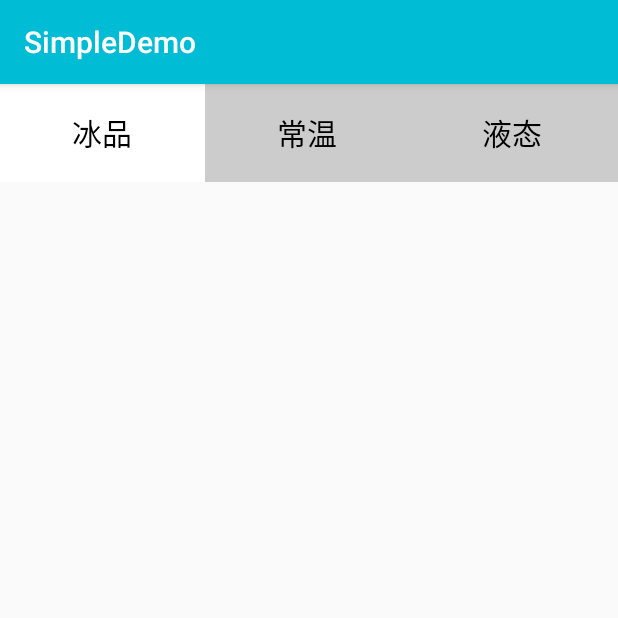
After one commit to dearHaoGeGe/SimpleSample, an Android app: the OrientationRCViewAct screen opened directly, with no data from a screen before it, on a phone screen of 412 x 824 dp, the top half of it. The commit adds this screen. Run offline under Robolectric (Android 15) with nearby library versions, the phone set to English and light mode, and no system bars.

Commit message:
横向的recycleview，点击事件，动态添加

```diff
--- a/app/src/main/AndroidManifest.xml
+++ b/app/src/main/AndroidManifest.xml
@@ -125,6 +125,8 @@
         <activity android:name=".lv_nesting_lv.NestOneActivity"/>
         <!-- 调取相机拍照保存在本地，并且显示出来 -->
         <activity android:name=".pic_save_sd.PicSaveSDActivity"/>
+        <!-- 横向的RecyclerView，动态加载设置组件的宽高 -->
+        <activity android:name=".orientation_rc_view.OrientationRCViewAct"/>
 
 
         <!-- Service的生命周期 -->
--- a/app/src/main/java/com/my/simplesampletest/main/MainActivity.java
+++ b/app/src/main/java/com/my/simplesampletest/main/MainActivity.java
@@ -38,6 +38,7 @@ import com.my.simplesampletest.marqueeview.MarqueeViewActivity;
 import com.my.simplesampletest.material_text_field.MaterialTextFieldAct;
 import com.my.simplesampletest.mvp.view.LoginMVPActivity;
 import com.my.simplesampletest.okhttp.OKHttpActivity;
+import com.my.simplesampletest.orientation_rc_view.OrientationRCViewAct;
 import com.my.simplesampletest.ormlitedemo.ORMLiteActivity;
 import com.my.simplesampletest.pic_save_sd.PicSaveSDActivity;
 import com.my.simplesampletest.picasso.PicassoActivity;
@@ -166,6 +167,7 @@ public class MainActivity extends BaseActivity implements MainActAdapter.MyItemO
         data.add("分Type的ListView");
         data.add("ListView嵌套ListView");
         data.add("调取相机拍照保存在本地，并且显示出来");
+        data.add("横向的RecyclerView，动态加载设置组件的宽高");
     }
 
     @Override
@@ -341,6 +343,10 @@ public class MainActivity extends BaseActivity implements MainActAdapter.MyItemO
             case 38://调取相机拍照保存在本地，并且显示出来
                 startActivity(new Intent(this, PicSaveSDActivity.class));
                 break;
+
+            case 39://横向的RecyclerView，动态加载设置组件的宽高
+                startActivity(new Intent(this, OrientationRCViewAct.class));
+                break;
         }
     }
 
--- /dev/null
+++ b/app/src/main/java/com/my/simplesampletest/orientation_rc_view/OrientationRCViewAct.java
@@ -0,0 +1,77 @@
+package com.my.simplesampletest.orientation_rc_view;
+
+import android.os.Bundle;
+import android.support.v7.app.AppCompatActivity;
+import android.support.v7.widget.LinearLayoutManager;
+import android.support.v7.widget.RecyclerView;
+import android.util.Log;
+import android.view.View;
+import android.view.ViewGroup;
+import android.widget.LinearLayout;
+import android.widget.Toast;
+
+import com.my.simplesampletest.R;
+
+import java.util.ArrayList;
+import java.util.List;
+
+/**
+ * 横向的RecyclerView
+ * 动态改变组件的宽高（根据手机屏幕的宽高）
+ *
+ * Created by YJH on 2016/10/17.
+ */
+public class OrientationRCViewAct extends AppCompatActivity implements RecyclerViewAdapter.RcItemOnClickListener {
+
+    private final String TAG = "屏幕的宽高--->";
+    private RecyclerView rcView;
+    private RecyclerViewAdapter adapter;
+    private List<String> data;
+    private LinearLayoutManager manager;
+
+    @Override
+    protected void onCreate(Bundle savedInstanceState) {
+        super.onCreate(savedInstanceState);
+        setContentView(R.layout.activity_orientation_rcview);
+
+        rcView = (RecyclerView) findViewById(R.id.rcView);
+
+        data = new ArrayList<>();
+        data.add("冰品");
+        data.add("常温");
+        data.add("液态");
+        data.add("加温");
+        data.add("酸奶");
+        data.add("低温");
+        data.add("纯牛奶");
+        data.add("高温");
+        data.add("固态");
+
+        manager = new LinearLayoutManager(this);
+        manager.setOrientation(LinearLayoutManager.HORIZONTAL);
+        rcView.setLayoutManager(manager);
+
+        int screenWidth = getWindowManager().getDefaultDisplay().getWidth();
+        int screenHeight = getWindowManager().getDefaultDisplay().getHeight();
+        Log.d(TAG, "宽度=" + screenWidth + ",高度=" + screenHeight);
+        //动态设置组件的宽高
+        LinearLayout.LayoutParams param = new LinearLayout.LayoutParams(
+                ViewGroup.LayoutParams.WRAP_CONTENT, (int) (0.08 * screenHeight));
+        rcView.setLayoutParams(param);
+
+        adapter = new RecyclerViewAdapter(this, data, screenWidth, screenHeight);
+        rcView.setAdapter(adapter);
+
+        adapter.setRcItemOnClickListener(this);
+
+        onItemClick(rcView, 0);
+        adapter.setStatus(0);
+    }
+
+    @Override
+    public void onItemClick(View view, int position) {
+        Toast.makeText(OrientationRCViewAct.this, "" + data.get(position), Toast.LENGTH_SHORT).show();
+        //跳转到指定的position，第二个参数偏移量，屏幕1/3做偏移量
+        manager.scrollToPositionWithOffset(position, (int) (0.333333 * getWindowManager().getDefaultDisplay().getWidth()));
+    }
+}
--- /dev/null
+++ b/app/src/main/java/com/my/simplesampletest/orientation_rc_view/RecyclerViewAdapter.java
@@ -0,0 +1,115 @@
+package com.my.simplesampletest.orientation_rc_view;
+
+import android.content.Context;
+import android.graphics.Color;
+import android.support.v7.widget.RecyclerView;
+import android.view.LayoutInflater;
+import android.view.View;
+import android.view.ViewGroup;
+import android.widget.LinearLayout;
+import android.widget.TextView;
+
+import com.my.simplesampletest.R;
+
+import java.util.HashMap;
+import java.util.List;
+import java.util.Map;
+
+/**
+ * RecyclerView适配器
+ * <p/>
+ * Created by YJH on 2016/10/17.
+ */
+public class RecyclerViewAdapter extends RecyclerView.Adapter<RecyclerViewAdapter.ViewHolder> {
+
+    private final String TAG = "RecyclerView适配器";
+    private RcItemOnClickListener rcItemOnClickListener;    //点击接口
+    private Context context;
+    private List<String> data;
+    private Map<Integer, Boolean> map;
+    private int screenWidth;
+    private int screenHeight;
+
+    public RecyclerViewAdapter(Context context, List<String> data, int screenWidth, int screenHeight) {
+        this.context = context;
+        this.data = data;
+        map = new HashMap<>();
+        for (int i = 0; i < data.size(); i++) {
+            map.put(i, false);
+        }
+        this.screenHeight = screenHeight;
+        this.screenWidth = screenWidth;
+    }
+
+    @Override
+    public ViewHolder onCreateViewHolder(ViewGroup viewGroup, int i) {
+        View view = LayoutInflater.from(context).inflate(R.layout.item_orientation_rcview, viewGroup, false);
+        ViewHolder holder = new ViewHolder(view);
+        //动态设置item组件的宽高
+        LinearLayout.LayoutParams p = new LinearLayout.LayoutParams((int) (0.333333 * screenWidth), (int) (0.08 * screenHeight));
+        holder.tv_Type.setLayoutParams(p);
+        return holder;
+    }
+
+    @Override
+    public void onBindViewHolder(ViewHolder viewHolder, int i) {
+        viewHolder.tv_Type.setText(data.get(i));
+        if (map.get(i)) {
+            viewHolder.tv_Type.setBackgroundColor(Color.parseColor("#FFFFFF")); //选中状态
+        } else {
+            viewHolder.tv_Type.setBackgroundColor(Color.parseColor("#CCCCCC")); //未选中
+        }
+    }
+
+    @Override
+    public int getItemCount() {
+        return data.size();
+    }
+
+    class ViewHolder extends RecyclerView.ViewHolder implements View.OnClickListener {
+        TextView tv_Type;
+
+        public ViewHolder(View itemView) {
+            super(itemView);
+            itemView.setOnClickListener(this);
+            tv_Type = (TextView) itemView.findViewById(R.id.tv_Type);
+        }
+
+        @Override
+        public void onClick(View v) {
+            if (rcItemOnClickListener != null) {
+                rcItemOnClickListener.onItemClick(v, getPosition());
+                setStatus(getPosition());
+            }
+        }
+
+
+    }
+
+    /**
+     * 点击事件的接口
+     */
+    public interface RcItemOnClickListener {
+        void onItemClick(View view, int position);
+    }
+
+    public void setRcItemOnClickListener(RcItemOnClickListener rcItemOnClickListener) {
+        this.rcItemOnClickListener = rcItemOnClickListener;
+    }
+
+    /**
+     * 设置选中的状态
+     *
+     * @param position 选中的位置
+     */
+    public void setStatus(int position) {
+        for (int i = 0; i < data.size(); i++) {
+            if (i == position) {
+                map.put(i, true);
+            } else {
+                map.put(i, false);
+            }
+        }
+        notifyDataSetChanged();
+    }
+}
--- a/app/src/main/java/com/my/simplesampletest/pic_save_sd/PicSaveSDActivity.java
+++ b/app/src/main/java/com/my/simplesampletest/pic_save_sd/PicSaveSDActivity.java
@@ -112,7 +112,7 @@ public class PicSaveSDActivity extends BaseActivity implements View.OnClickListe
                 } else {
                     Toast.makeText(this, "删除文件夹失败~", Toast.LENGTH_SHORT).show();
                 }
-                SaveAndReadPic.RecursionDeleteFile(new File(SaveAndReadPic.outPath));
+                //SaveAndReadPic.RecursionDeleteFile(new File(SaveAndReadPic.outPath));
                 break;
         }
     }
--- a/app/src/main/java/com/my/simplesampletest/pic_save_sd/SaveAndReadPic.java
+++ b/app/src/main/java/com/my/simplesampletest/pic_save_sd/SaveAndReadPic.java
@@ -126,7 +126,7 @@ public class SaveAndReadPic {
 
     /**
      * 递归删除文件，用这个方法尽可能的开线程，不要在主线程中执行，
-     * 因为无法确定文件的大小，已经数量、嵌套层数
+     * 因为无法确定文件的大小，以及数量、嵌套层数
      *
      * @param file 文件
      */
--- /dev/null
+++ b/app/src/main/res/layout/activity_orientation_rcview.xml
@@ -0,0 +1,25 @@
+<?xml version="1.0" encoding="utf-8"?>
+<LinearLayout xmlns:android="http://schemas.android.com/apk/res/android"
+    android:layout_width="match_parent"
+    android:layout_height="wrap_content"
+    android:orientation="vertical">
+
+
+    <android.support.v7.widget.RecyclerView
+        android:id="@+id/rcView"
+        android:layout_width="match_parent"
+        android:layout_height="50dp" />
+
+    <LinearLayout
+        android:layout_width="match_parent"
+        android:layout_height="match_parent"
+        android:background="#C67171">
+
+        <ListView
+            android:id="@+id/lv"
+            android:layout_width="match_parent"
+            android:layout_height="wrap_content" />
+
+    </LinearLayout>
+
+</LinearLayout>
--- /dev/null
+++ b/app/src/main/res/layout/item_orientation_rcview.xml
@@ -0,0 +1,19 @@
+<?xml version="1.0" encoding="utf-8"?>
+<LinearLayout xmlns:android="http://schemas.android.com/apk/res/android"
+    android:id="@+id/ll"
+    android:layout_width="wrap_content"
+    android:layout_height="wrap_content"
+    android:orientation="horizontal">
+
+    <TextView
+        android:id="@+id/tv_Type"
+        android:layout_width="match_parent"
+        android:layout_height="wrap_content"
+        android:background="#CCCCCC"
+        android:gravity="center"
+        android:padding="12dp"
+        android:text="液态"
+        android:textColor="#000000"
+        android:textSize="20sp" />
+
+</LinearLayout>
```
